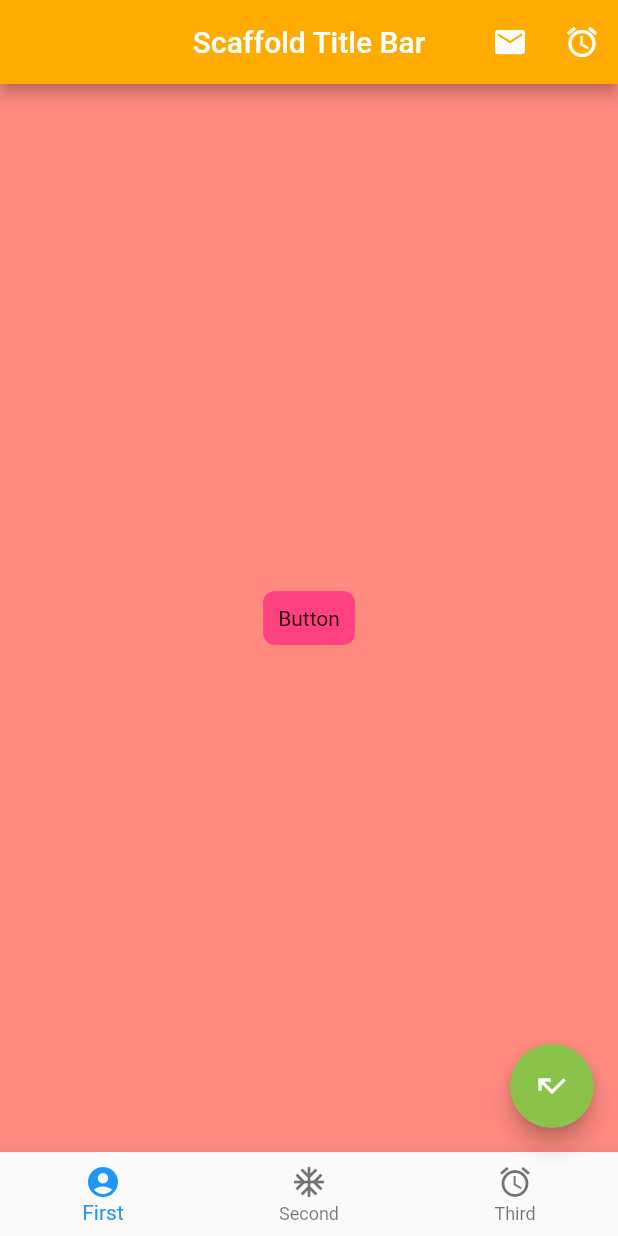
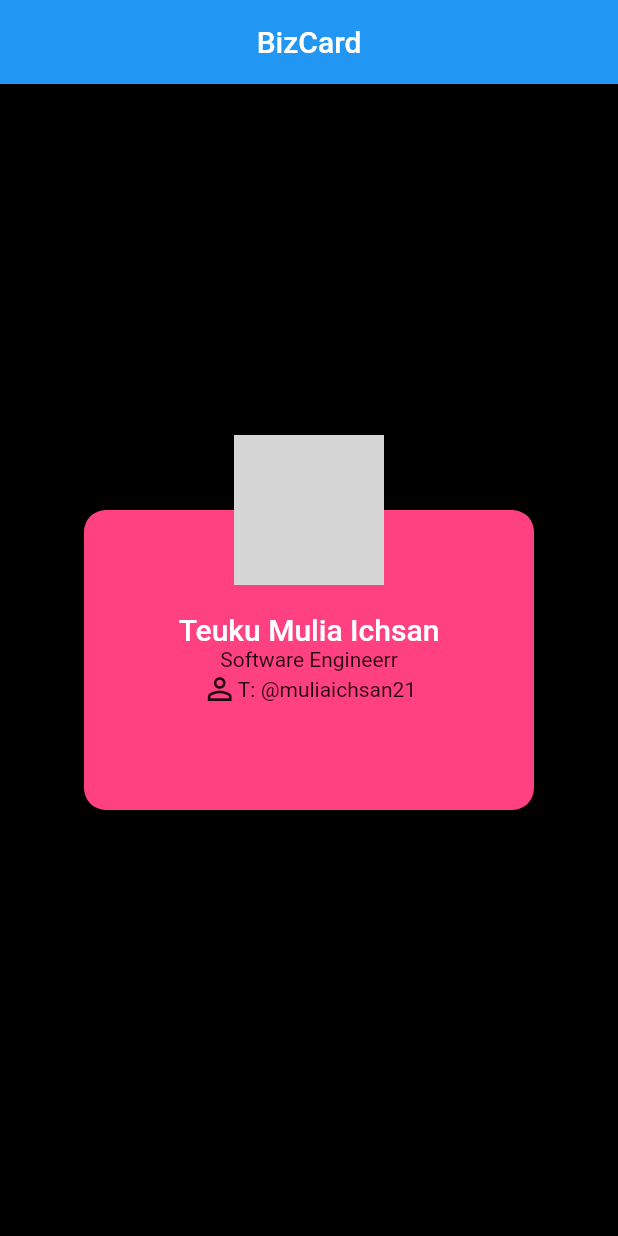
Before and after one commit to xans-me/flutter-fundamentals, a Flutter app: the screen it shows after launch, on a phone screen of 412 x 824 dp. Run offline on Flutter 3.47's test engine with Material 2 defaults, Android fonts, the phone set to English and light mode, and no system bars; network calls fail; grey boxes are pictures that could not be loaded.

Commit message:
Build a BizCard App

```diff
--- a/lib/main.dart
+++ b/lib/main.dart
@@ -1,8 +1,13 @@
+import 'package:first_flutter_app/ui/biz_card.dart';
 import 'package:first_flutter_app/ui/home.dart';
 import 'package:flutter/material.dart';
 
 // void main() => runApp(Home());
 
+// void main() => runApp(new MaterialApp(
+//       home: ScaffoldExample(),
+//     ));
+
 void main() => runApp(new MaterialApp(
-      home: ScaffoldExample(),
+      home: BizCard(),
     ));
--- /dev/null
+++ b/lib/ui/biz_card.dart
@@ -0,0 +1,67 @@
+import 'package:flutter/material.dart';
+
+class BizCard extends StatelessWidget {
+  @override
+  Widget build(BuildContext context) {
+    return Scaffold(
+      appBar: AppBar(
+        title: Text("BizCard"),
+        centerTitle: true,
+      ),
+      backgroundColor: Colors.black,
+      body: Container(
+        alignment: Alignment.center,
+        child: Stack(
+          alignment: Alignment.topCenter,
+          children: [
+            _getCard(),
+            _getAvatar(),
+          ],
+        ),
+      ),
+    );
+  }
+
+  Container _getAvatar() {
+    return Container(
+      width: 100,
+      height: 100,
+      decoration: BoxDecoration(
+        color: Colors.white,
+        borderRadius: BorderRadius.all(Radius.circular(50.0)),
+        border: Border.all(color: Colors.redAccent, width: 1.2),
+        image: DecorationImage(
+            image: NetworkImage("https://picsum.photos/200/300"),
+            fit: BoxFit.cover),
+      ),
+    );
+  }
+}
+
+Container _getCard() {
+  return Container(
+    width: 300,
+    height: 200,
+    margin: EdgeInsets.all(50.0),
+    decoration: BoxDecoration(
+        color: Colors.pinkAccent, borderRadius: BorderRadius.circular(14.5)),
+    child: Column(
+      mainAxisAlignment: MainAxisAlignment.center,
+      children: [
+        Text(
+          "Teuku Mulia Ichsan",
+          style: TextStyle(
+            fontSize: 20,
+            fontWeight: FontWeight.w500,
+            color: Colors.white,
+          ),
+        ),
+        Text("Software Engineerr"),
+        Row(
+          mainAxisAlignment: MainAxisAlignment.center,
+          children: [Icon(Icons.person_outline), Text("T: @muliaichsan21")],
+        )
+      ],
+    ),
+  );
+}
```
